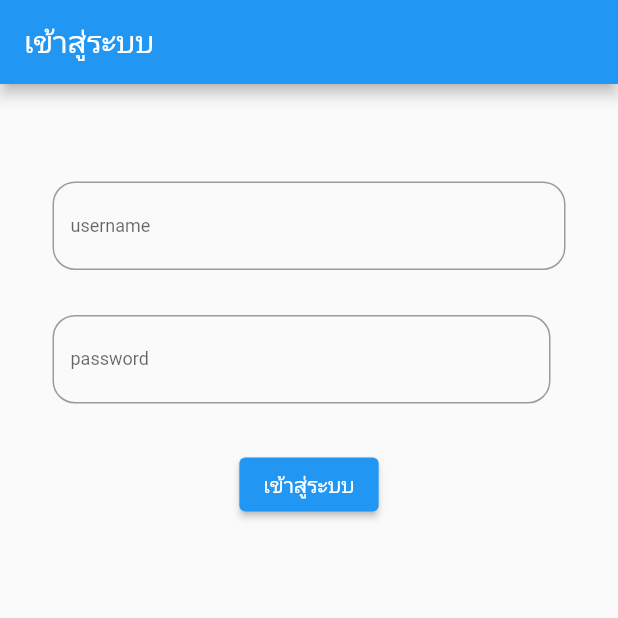
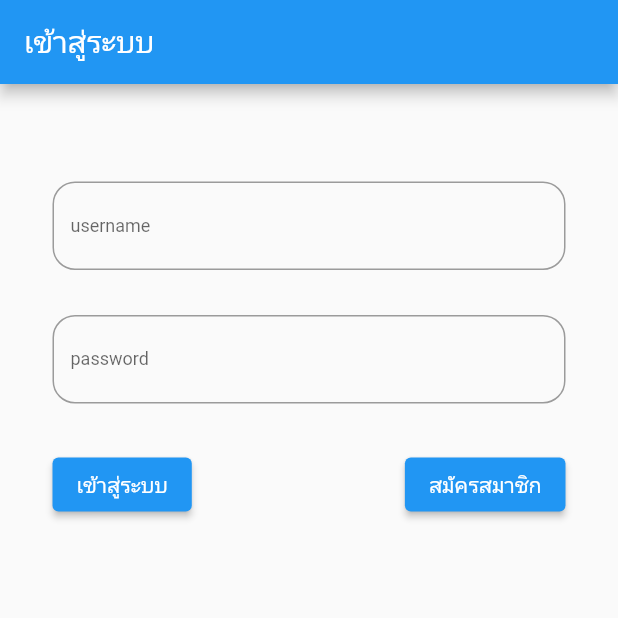
Before and after one commit to Ar3ee3ar/house_cal_flutter, a Flutter app: the screen it shows after launch, on a phone screen of 412 x 824 dp, the top half of it. Run offline on Flutter 3.47's test engine with Material 2 defaults, Android fonts, the light colour scheme and no system bars; our stand-ins replace firebase_core, form_field_validator; accounts and stored records are empty.

Commit message:
validate function in login and regis page

```diff
--- a/lib/calculator/cal_page.dart
+++ b/lib/calculator/cal_page.dart
@@ -1,5 +1,6 @@
 import 'package:flutter/material.dart';
 import '../report/report_page.dart';
+import '../model/profile.dart';
 
 
 class FirstScreen extends StatefulWidget {
@@ -18,6 +19,8 @@ class FirstRoute extends State<FirstScreen> {
   final count = TextEditingController(text: "1");
   final trash = TextEditingController(text: "0");
   final roomCost = TextEditingController(text: "1500");
+
+  // Profile profile = Profile();
 
   @override
   Widget build(BuildContext context) {
--- a/lib/login/login_page.dart
+++ b/lib/login/login_page.dart
@@ -1,5 +1,8 @@
 import 'package:flutter/material.dart';
+import 'package:form_field_validator/form_field_validator.dart';
 import '../calculator/cal_page.dart';
+import '../login/regis.dart';
+import '../model/profile.dart';
 
 
 class login extends StatefulWidget {
@@ -10,6 +13,9 @@ class login extends StatefulWidget {
 }
 
 class _loginPage extends State<login> {
+
+  final formKey = GlobalKey<FormState>();
+  Profile profile = Profile();
   @override
   Widget build(BuildContext context) {
     return Scaffold(
@@ -25,14 +31,32 @@ class _loginPage extends State<login> {
                   left: 35,
                   right: 35,
                 ),
+                child: Form(
+                  key: formKey,
                   child: Column(
                   children: <Widget>[
                     SizedBox(height: 30.0),
-                TextField(
+                    TextFormField(
                       // controller: roomCost,
+                      validator: RequiredValidator(errorText: "กรุณากรอกชื่อผู้ใช้"),
                       keyboardType: TextInputType.text,
+                      onSaved: (String? username) => profile.username = username,
                       decoration: InputDecoration(
                         labelText: 'username',
+                        labelStyle: TextStyle(fontSize: 12),
+                        border: OutlineInputBorder(
+                          borderRadius: BorderRadius.circular(15),
+                        ),
+                      ),
+                    ),
+                    SizedBox(height: 30.0),
+                    TextFormField(
+                      // controller: oldUnit,
+                      validator: RequiredValidator(errorText: "กรุณากรอกรหัสผ่าน"),
+                      onSaved: (String? password) =>profile.password = password,
+                      obscureText: true,
+                      decoration: InputDecoration(
+                        labelText: 'password',
                         labelStyle: TextStyle(fontSize: 12),
                         border: OutlineInputBorder(
                           borderRadius: BorderRadius.circular(15),
@@ -44,40 +68,43 @@ class _loginPage extends State<login> {
                       mainAxisAlignment: MainAxisAlignment.spaceBetween,
                       children: <Widget>[
                         Flexible(
-                      child: TextField(
-                        // controller: oldUnit,
-                        obscureText: true,
-                        decoration: InputDecoration(
-                          labelText: 'password',
-                          labelStyle: TextStyle(fontSize: 12),
-                          border: OutlineInputBorder(
-                            borderRadius: BorderRadius.circular(15),
+                          child: ElevatedButton(
+                            child: const Text('เข้าสู่ระบบ'),
+                            onPressed: () {
+                              if(formKey.currentState!.validate()){
+                                formKey.currentState!.save();
+                                print("${profile.getUsername()}");
+                                formKey.currentState!.reset();
+                              }
+                              // Navigator.push(
+                              //   context,
+                              //   MaterialPageRoute(
+                              //       builder: (context) => FirstScreen()),
+                              // );
+                            },
                           ),
                         ),
-                      ),
-                    ),
-                    SizedBox(width: 10),
-                  ],
-                ),
-                SizedBox(height: 30.0),
-                ElevatedButton(
-                    child: const Text('เข้าสู่ระบบ'),
+                        Flexible(
+                          child: ElevatedButton(
+                            child: const Text('สมัครสมาชิก'),
                             onPressed: () {
                               Navigator.push(
                                 context,
                                 MaterialPageRoute(
-                            builder: (context) => FirstScreen()),
+                                    builder: (context) => regis()),
                               );
                             },
-                  ),
-              ],
-              ),
                           ),
                         ),
                       ],
                     ),
+                  ],
+                ),),
+              ),
+            ),
+          ],
+            )
           );
-
   }
 
 }
--- /dev/null
+++ b/lib/model/profile.dart
@@ -0,0 +1,11 @@
+class Profile{
+  String? username;
+  String? password;
+
+  Profile({this.username, this.password});
+
+  String? getUsername(){
+    username = this.username;
+    return username;
+  }
+}
--- a/pubspec.yaml
+++ b/pubspec.yaml
@@ -37,6 +37,7 @@ dependencies:
   firebase_core: ^1.17.1
   firebase_database: ^9.0.15
   firebase_auth: ^3.3.19
+  form_field_validator: ^1.1.0
 
 dev_dependencies:
   flutter_test:
```
Also changed, not shown: lib/login/regis.dart (added, +102 -0 lines), pubspec.lock, 1 other file. Lines whose indentation alone changed are shown as unchanged.
